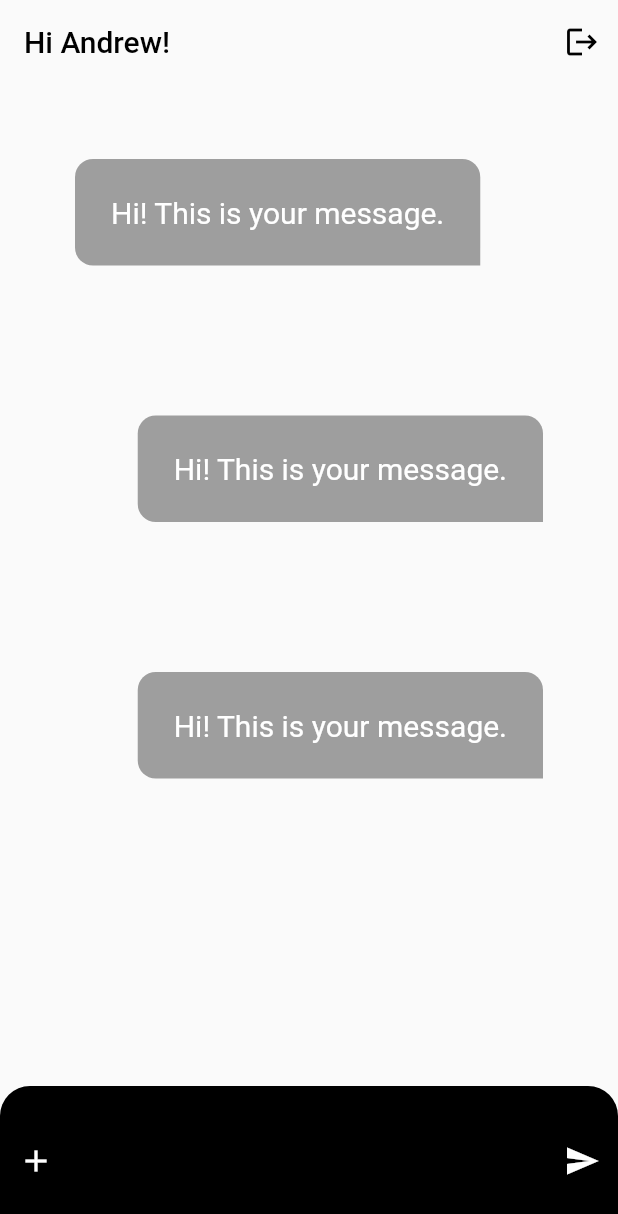
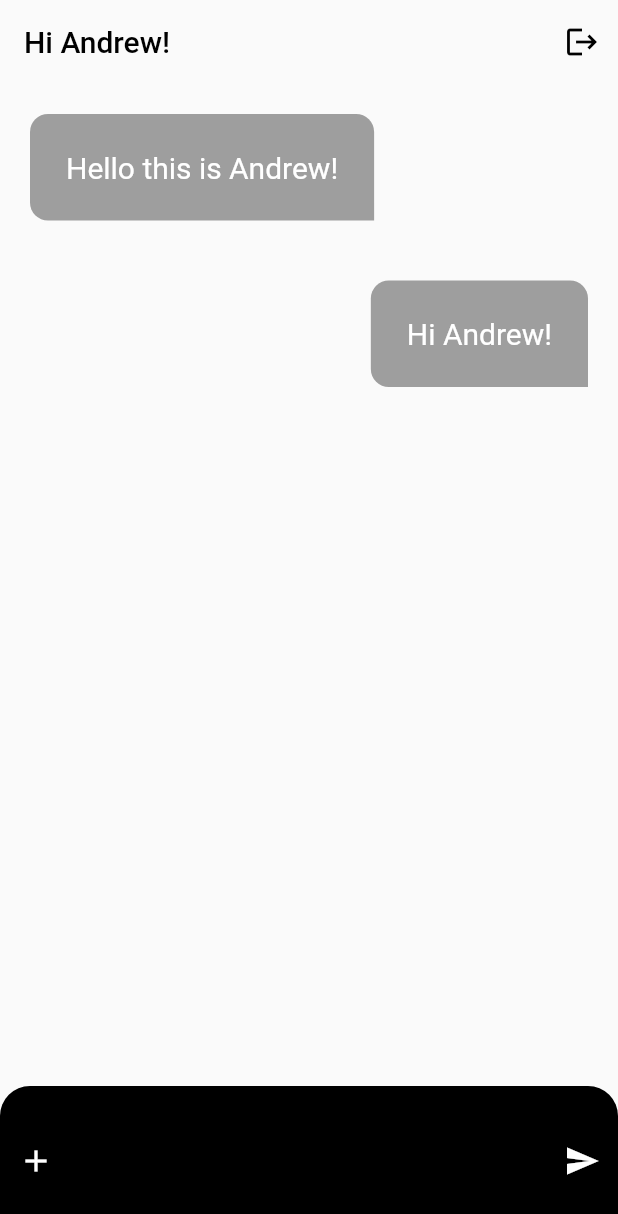
Before and after one commit to andrew-erasmus/flutter_chat_app, a Flutter app: the screen it shows after launch, on a phone screen of 412 x 824 dp. Shown: the top 1214 px of the screen. Run offline on Flutter 3.47's test engine with Material 2 defaults, Android fonts, the phone set to English and light mode, and no system bars.

Commit message:
Add custom widgets

```diff
--- a/chat_app/lib/chat_page.dart
+++ b/chat_app/lib/chat_page.dart
@@ -1,3 +1,5 @@
+import 'package:chat_app/widgets/chat_bubble.dart';
+import 'package:chat_app/widgets/chat_input.dart';
 import 'package:flutter/material.dart';
 
 class ChatPage extends StatelessWidget {
@@ -24,120 +26,16 @@ class ChatPage extends StatelessWidget {
         children: [
           Expanded(
             child: ListView(
-              children: [
-                Align(
-                  alignment: Alignment.centerLeft,
-                  child: Container(
-                    padding: EdgeInsets.all(24),
-                    margin: const EdgeInsets.all(50),
-                    decoration: const BoxDecoration(
-                      color: Colors.grey,
-                      borderRadius: BorderRadius.only(
-                        topLeft: Radius.circular(12),
-                        topRight: Radius.circular(12),
-                        bottomLeft: Radius.circular(12),
-                      ),
-                    ),
-                    child: const Column(
-                      mainAxisSize: MainAxisSize.min,
-                      children: [
-                        Text(
-                          "Hi! This is your message.",
-                          style: TextStyle(fontSize: 20, color: Colors.white),
-                        ),
-                        // Image.network(
-                        //   "",
-                        //   height: 200,
-                        // ),
-                      ],
-                    ),
-                  ),
-                ),
-                Align(
-                  alignment: Alignment.centerRight,
-                  child: Container(
-                    padding: EdgeInsets.all(24),
-                    margin: const EdgeInsets.all(50),
-                    decoration: const BoxDecoration(
-                      color: Colors.grey,
-                      borderRadius: BorderRadius.only(
-                        topLeft: Radius.circular(12),
-                        topRight: Radius.circular(12),
-                        bottomLeft: Radius.circular(12),
-                      ),
-                    ),
-                    child: const Column(
-                      mainAxisSize: MainAxisSize.min,
-                      children: [
-                        Text(
-                          "Hi! This is your message.",
-                          style: TextStyle(fontSize: 20, color: Colors.white),
-                        ),
-                        // Image.network(
-                        //   "",
-                        //   height: 200,
-                        // ),
-                      ],
-                    ),
-                  ),
-                ),
-                Align(
-                  alignment: Alignment.centerRight,
-                  child: Container(
-                    padding: EdgeInsets.all(24),
-                    margin: const EdgeInsets.all(50),
-                    decoration: const BoxDecoration(
-                      color: Colors.grey,
-                      borderRadius: BorderRadius.only(
-                        topLeft: Radius.circular(12),
-                        topRight: Radius.circular(12),
-                        bottomLeft: Radius.circular(12),
-                      ),
-                    ),
-                    child: const Column(
-                      mainAxisSize: MainAxisSize.min,
-                      children: [
-                        Text(
-                          "Hi! This is your message.",
-                          style: TextStyle(fontSize: 20, color: Colors.white),
-                        ),
-                        // Image.network(
-                        //   "",
-                        //   height: 200,
-                        // ),
-                      ],
-                    ),
-                  ),
-                ),
+              children: const [
+                ChatBubble(
+                    alignment: Alignment.centerLeft,
+                    message: "Hello this is Andrew!"),
+                ChatBubble(
+                    alignment: Alignment.centerRight, message: "Hi Andrew!")
               ],
             ),
           ),
-          Container(
-            height: 100,
-            decoration: const BoxDecoration(
-              color: Colors.black,
-              borderRadius: BorderRadius.vertical(top: Radius.circular(20)),
-            ),
-            child: Row(
-              mainAxisAlignment: MainAxisAlignment.spaceBetween,
-              children: [
-                IconButton(
-                  onPressed: () {},
-                  icon: const Icon(
-                    Icons.add,
-                    color: Colors.white,
-                  ),
-                ),
-                IconButton(
-                  onPressed: () {},
-                  icon: const Icon(
-                    Icons.send,
-                    color: Colors.white,
-                  ),
-                ),
-              ],
-            ),
-          ),
+          ChatInput(),
         ],
       ),
     );
--- /dev/null
+++ b/chat_app/lib/widgets/chat_bubble.dart
@@ -0,0 +1,39 @@
+import 'package:flutter/material.dart';
+
+class ChatBubble extends StatelessWidget {
+  final String message;
+  final Alignment alignment;
+  const ChatBubble({Key? key, required this.alignment, required this.message});
+
+  @override
+  Widget build(BuildContext context) {
+    return Align(
+      alignment: alignment,
+      child: Container(
+        padding: EdgeInsets.all(24),
+        margin: const EdgeInsets.all(20),
+        decoration: const BoxDecoration(
+          color: Colors.grey,
+          borderRadius: BorderRadius.only(
+            topLeft: Radius.circular(12),
+            topRight: Radius.circular(12),
+            bottomLeft: Radius.circular(12),
+          ),
+        ),
+        child: Column(
+          mainAxisSize: MainAxisSize.min,
+          children: [
+            Text(
+              '$message',
+              style: TextStyle(fontSize: 20, color: Colors.white),
+            ),
+            // Image.network(
+            //   "",
+            //   height: 200,
+            // ),
+          ],
+        ),
+      ),
+    );
+  }
+}
--- /dev/null
+++ b/chat_app/lib/widgets/chat_input.dart
@@ -0,0 +1,35 @@
+import "package:flutter/material.dart";
+
+class ChatInput extends StatelessWidget {
+  const ChatInput({super.key});
+
+  @override
+  Widget build(BuildContext context) {
+    return Container(
+      height: 100,
+      decoration: const BoxDecoration(
+        color: Colors.black,
+        borderRadius: BorderRadius.vertical(top: Radius.circular(20)),
+      ),
+      child: Row(
+        mainAxisAlignment: MainAxisAlignment.spaceBetween,
+        children: [
+          IconButton(
+            onPressed: () {},
+            icon: const Icon(
+              Icons.add,
+              color: Colors.white,
+            ),
+          ),
+          IconButton(
+            onPressed: () {},
+            icon: const Icon(
+              Icons.send,
+              color: Colors.white,
+            ),
+          ),
+        ],
+      ),
+    );
+  }
+}
```
